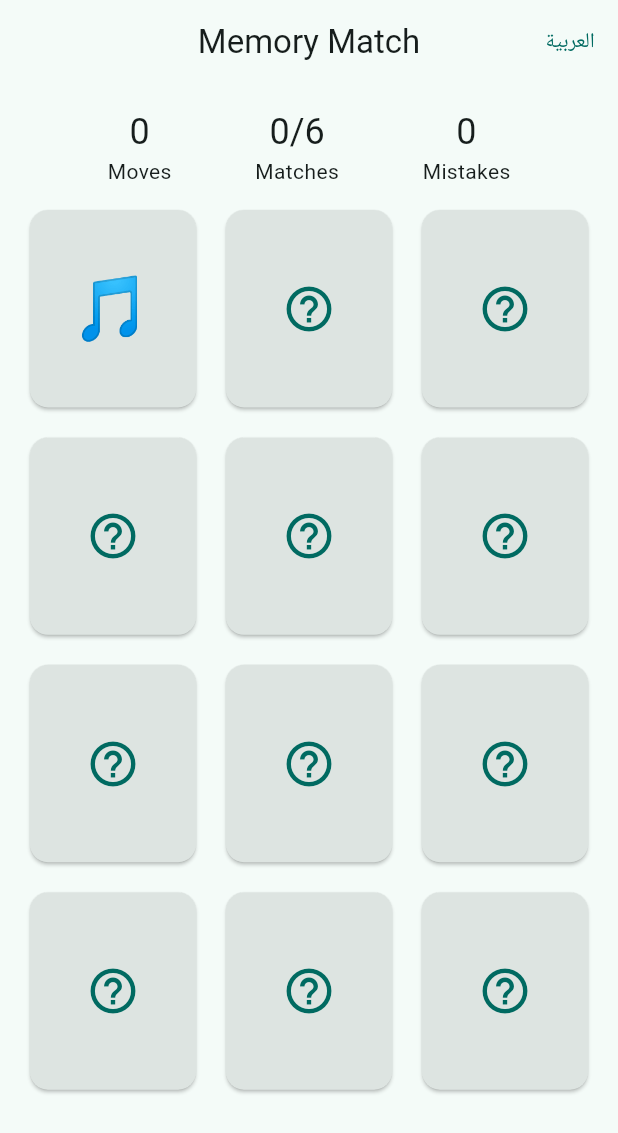
After one commit to samahsuwan122/NeuroBridge, a Flutter app: the MemoryMatchScreen screen opened by its route, after a tap on the "help outline" icon, on a phone screen of 412 x 824 dp. The commit adds this screen. Shown: the top 1133 px of the screen. Run offline on Flutter 3.47's test engine with Material 3 defaults, Android fonts, the phone set to English and light mode, and no system bars; our stand-ins replace dio, go_router; accounts and stored records are empty.

Commit message:
feat(mobile): add playable Memory Match game

```diff
--- a/mobile/lib/core/localization/app_localizations.dart
+++ b/mobile/lib/core/localization/app_localizations.dart
@@ -65,6 +65,16 @@ class AppLocalizations {
       'instructions': 'Instructions',
       'gameDetails': 'Game details',
       'gamePlayComingLater': 'Game play will be added in a later phase.',
+      'play': 'Play',
+      'moves': 'Moves',
+      'matches': 'Matches',
+      'mistakes': 'Mistakes',
+      'time': 'Time',
+      'wellDone': 'Well done!',
+      'playAgain': 'Play again',
+      'gameSummary': 'Game summary',
+      'performanceOnlyNote':
+          'This is a cognitive exercise. Scores reflect game performance only.',
     },
     'ar': {
       'appTitle': 'نيوروبريدج',
@@ -112,6 +122,15 @@ class AppLocalizations {
       'instructions': 'التعليمات',
       'gameDetails': 'تفاصيل اللعبة',
       'gamePlayComingLater': 'سيتم إضافة اللعب في مرحلة لاحقة.',
+      'play': 'العب',
+      'moves': 'الحركات',
+      'matches': 'المطابقات',
+      'mistakes': 'الأخطاء',
+      'time': 'الوقت',
+      'wellDone': 'أحسنت!',
+      'playAgain': 'العب مرة أخرى',
+      'gameSummary': 'ملخص اللعبة',
+      'performanceOnlyNote': 'هذا تمرين إدراكي. النتائج تعكس أداء اللعبة فقط.',
     },
   };
 
@@ -163,6 +182,15 @@ class AppLocalizations {
   String get instructions => _t('instructions');
   String get gameDetails => _t('gameDetails');
   String get gamePlayComingLater => _t('gamePlayComingLater');
+  String get play => _t('play');
+  String get moves => _t('moves');
+  String get matches => _t('matches');
+  String get mistakes => _t('mistakes');
+  String get time => _t('time');
+  String get wellDone => _t('wellDone');
+  String get playAgain => _t('playAgain');
+  String get gameSummary => _t('gameSummary');
+  String get performanceOnlyNote => _t('performanceOnlyNote');
 }
 
 class _AppLocalizationsDelegate
--- /dev/null
+++ b/mobile/lib/features/games/application/memory_match_controller.dart
@@ -0,0 +1,131 @@
+import 'dart:async';
+import 'dart:math';
+
+import 'package:flutter/foundation.dart';
+
+import '../data/memory_card.dart';
+
+/// Pure-Dart controller for the Memory Match cognitive exercise.
+///
+/// Fixed board: 6 pairs = 12 cards (4x3). Tracks game-performance metrics only
+/// (moves, mistakes, matched pairs, elapsed time) — no medical interpretation.
+///
+/// Deterministic when a [seed] is provided. Set [autoResolve] to false in tests
+/// to flip mismatched cards back manually via [resolveMismatch].
+class MemoryMatchController extends ChangeNotifier {
+  MemoryMatchController({
+    int? seed,
+    this.autoResolve = true,
+    this.mismatchDelay = const Duration(milliseconds: 800),
+  })  : _random = seed != null ? Random(seed) : Random() {
+    _init();
+  }
+
+  static const List<String> _symbols = ['🍎', '🌟', '🐶', '🌸', '⚽', '🎵'];
+
+  final Random _random;
+  final bool autoResolve;
+  final Duration mismatchDelay;
+
+  final Stopwatch _stopwatch = Stopwatch();
+  Timer? _timer;
+
+  late List<MemoryCard> _cards;
+  int _firstIndex = -1;
+  List<int>? _pending; // two mismatched indices awaiting flip-back
+
+  int moves = 0;
+  int mistakes = 0;
+  int matchedPairs = 0;
+  bool completed = false;
+
+  int get totalPairs => _symbols.length;
+  List<MemoryCard> get cards => List.unmodifiable(_cards);
+  bool get isBusy => _pending != null;
+  int get elapsedSeconds => _stopwatch.elapsed.inSeconds;
+
+  void _init() {
+    _timer?.cancel();
+    _timer = null;
+    _stopwatch
+      ..stop()
+      ..reset();
+    _firstIndex = -1;
+    _pending = null;
+    moves = 0;
+    mistakes = 0;
+    matchedPairs = 0;
+    completed = false;
+
+    final cards = <MemoryCard>[];
+    var id = 0;
+    for (final symbol in _symbols) {
+      cards.add(MemoryCard(id: id++, value: symbol));
+      cards.add(MemoryCard(id: id++, value: symbol));
+    }
+    cards.shuffle(_random);
+    _cards = cards;
+  }
+
+  void flip(int index) {
+    if (completed || _pending != null) return;
+    final card = _cards[index];
+    if (card.isMatched || card.isFaceUp) return;
+
+    if (!_stopwatch.isRunning) _stopwatch.start();
+    card.isFaceUp = true;
+
+    if (_firstIndex == -1) {
+      _firstIndex = index;
+      notifyListeners();
+      return;
+    }
+
+    // Second card of the attempt.
+    moves++;
+    final first = _cards[_firstIndex];
+    if (first.value == card.value) {
+      first.isMatched = true;
+      card.isMatched = true;
+      matchedPairs++;
+      _firstIndex = -1;
+      if (matchedPairs == totalPairs) {
+        completed = true;
+        _stopwatch.stop();
+      }
+      notifyListeners();
+    } else {
+      mistakes++;
+      _pending = [_firstIndex, index];
+      _firstIndex = -1;
+      notifyListeners();
+      if (autoResolve) {
+        _timer = Timer(mismatchDelay, resolveMismatch);
+      }
+    }
+  }
+
+  /// Flip the two mismatched cards back face-down.
+  void resolveMismatch() {
+    final pending = _pending;
+    if (pending == null) return;
+    for (final i in pending) {
+      final card = _cards[i];
+      if (!card.isMatched) card.isFaceUp = false;
+    }
+    _pending = null;
+    _timer = null;
+    notifyListeners();
+  }
+
+  void restart() {
+    _init();
+    notifyListeners();
+  }
+
+  @override
+  void dispose() {
+    _timer?.cancel();
+    super.dispose();
+  }
+}
--- /dev/null
+++ b/mobile/lib/features/games/data/memory_card.dart
@@ -0,0 +1,17 @@
+/// A single card in the Memory Match exercise.
+class MemoryCard {
+  MemoryCard({
+    required this.id,
+    required this.value,
+    this.isFaceUp = false,
+    this.isMatched = false,
+  });
+
+  final int id;
+
+  /// The visible face (an emoji/symbol). Two cards match when values are equal.
+  final String value;
+
+  bool isFaceUp;
+  bool isMatched;
+}
--- a/mobile/lib/features/games/presentation/game_details_screen.dart
+++ b/mobile/lib/features/games/presentation/game_details_screen.dart
@@ -1,11 +1,14 @@
 import 'package:flutter/material.dart';
+import 'package:go_router/go_router.dart';
 
 import '../../../core/localization/app_localizations.dart';
 import '../../../core/widgets/language_button.dart';
 import '../data/game_definition.dart';
 
-/// Placeholder game details. Shows metadata and a note that game play is added
-/// in a later phase. No game mechanics here.
+const _memoryMatchSlug = 'memory_match';
+
+/// Game details. For playable games (Memory Match) it shows a Play button;
+/// other games show a note that game play is added in a later phase.
 class GameDetailsScreen extends StatelessWidget {
   const GameDetailsScreen({super.key, this.game});
 
@@ -49,6 +52,16 @@ class GameDetailsScreen extends StatelessWidget {
                           Text(game.instructions!),
                         ],
                         const SizedBox(height: 24),
+                        if (game.slug == _memoryMatchSlug)
+                          FilledButton.icon(
+                            onPressed: () => context.go(
+                              '/games/play/memory-match',
+                              extra: game,
+                            ),
+                            icon: const Icon(Icons.play_arrow),
+                            label: Text(l10n.play),
+                          )
+                        else
                           Card(
                             child: Padding(
                               padding: const EdgeInsets.all(16),
@@ -56,7 +69,8 @@ class GameDetailsScreen extends StatelessWidget {
                                 children: [
                                   const Icon(Icons.info_outline),
                                   const SizedBox(width: 12),
-                                Expanded(child: Text(l10n.gamePlayComingLater)),
+                                  Expanded(
+                                      child: Text(l10n.gamePlayComingLater)),
                                 ],
                               ),
                             ),
--- /dev/null
+++ b/mobile/lib/features/games/presentation/memory_match_screen.dart
@@ -0,0 +1,190 @@
+import 'package:flutter/material.dart';
+
+import '../../../core/localization/app_localizations.dart';
+import '../../../core/widgets/language_button.dart';
+import '../application/memory_match_controller.dart';
+import '../data/game_definition.dart';
+import '../data/memory_card.dart';
+
+/// Playable Memory Match exercise (mobile). Play-only — results are not
+/// submitted to the backend, and scores are game performance only.
+class MemoryMatchScreen extends StatefulWidget {
+  const MemoryMatchScreen({super.key, this.game});
+
+  final GameDefinition? game;
+
+  @override
+  State<MemoryMatchScreen> createState() => _MemoryMatchScreenState();
+}
+
+class _MemoryMatchScreenState extends State<MemoryMatchScreen> {
+  final MemoryMatchController _controller = MemoryMatchController();
+
+  @override
+  void dispose() {
+    _controller.dispose();
+    super.dispose();
+  }
+
+  @override
+  Widget build(BuildContext context) {
+    final l10n = AppLocalizations.of(context);
+    return Scaffold(
+      appBar: AppBar(
+        title: Text(widget.game?.name ?? 'Memory Match'),
+        actions: const [LanguageButton()],
+      ),
+      body: SafeArea(
+        child: Center(
+          child: ConstrainedBox(
+            constraints: const BoxConstraints(maxWidth: 560),
+            child: AnimatedBuilder(
+              animation: _controller,
+              builder: (context, _) {
+                return Padding(
+                  padding: const EdgeInsets.all(16),
+                  child: Column(
+                    children: [
+                      _StatsRow(controller: _controller, l10n: l10n),
+                      const SizedBox(height: 12),
+                      if (_controller.completed) ...[
+                        _CompletionPanel(controller: _controller, l10n: l10n),
+                        const SizedBox(height: 12),
+                      ],
+                      Expanded(
+                        child: GridView.count(
+                          crossAxisCount: 3,
+                          mainAxisSpacing: 12,
+                          crossAxisSpacing: 12,
+                          childAspectRatio: 0.85,
+                          children: [
+                            for (var i = 0; i < _controller.cards.length; i++)
+                              _CardTile(
+                                card: _controller.cards[i],
+                                onTap: () => _controller.flip(i),
+                              ),
+                          ],
+                        ),
+                      ),
+                    ],
+                  ),
+                );
+              },
+            ),
+          ),
+        ),
+      ),
+    );
+  }
+}
+
+class _StatsRow extends StatelessWidget {
+  const _StatsRow({required this.controller, required this.l10n});
+
+  final MemoryMatchController controller;
+  final AppLocalizations l10n;
+
+  @override
+  Widget build(BuildContext context) {
+    return Row(
+      mainAxisAlignment: MainAxisAlignment.spaceEvenly,
+      children: [
+        _Stat(label: l10n.moves, value: '${controller.moves}'),
+        _Stat(
+          label: l10n.matches,
+          value: '${controller.matchedPairs}/${controller.totalPairs}',
+        ),
+        _Stat(label: l10n.mistakes, value: '${controller.mistakes}'),
+      ],
+    );
+  }
+}
+
+class _Stat extends StatelessWidget {
+  const _Stat({required this.label, required this.value});
+
+  final String label;
+  final String value;
+
+  @override
+  Widget build(BuildContext context) {
+    final theme = Theme.of(context);
+    return Column(
+      children: [
+        Text(value, style: theme.textTheme.headlineSmall),
+        Text(label, style: theme.textTheme.bodyMedium),
+      ],
+    );
+  }
+}
+
+class _CardTile extends StatelessWidget {
+  const _CardTile({required this.card, required this.onTap});
+
+  final MemoryCard card;
+  final VoidCallback onTap;
+
+  @override
+  Widget build(BuildContext context) {
+    final theme = Theme.of(context);
+    final revealed = card.isFaceUp || card.isMatched;
+    return GestureDetector(
+      onTap: onTap,
+      child: Card(
+        color: card.isMatched
+            ? theme.colorScheme.primaryContainer
+            : theme.colorScheme.surfaceContainerHighest,
+        child: Center(
+          child: revealed
+              ? Text(card.value, style: const TextStyle(fontSize: 40))
+              : Icon(
+                  Icons.help_outline,
+                  size: 36,
+                  color: theme.colorScheme.primary,
+                ),
+        ),
+      ),
+    );
+  }
+}
+
+class _CompletionPanel extends StatelessWidget {
+  const _CompletionPanel({required this.controller, required this.l10n});
+
+  final MemoryMatchController controller;
+  final AppLocalizations l10n;
+
+  @override
+  Widget build(BuildContext context) {
+    final theme = Theme.of(context);
+    return Card(
+      color: theme.colorScheme.secondaryContainer,
+      child: Padding(
+        padding: const EdgeInsets.all(16),
+        child: Column(
+          crossAxisAlignment: CrossAxisAlignment.start,
+          children: [
+            Text(l10n.wellDone, style: theme.textTheme.titleLarge),
+            const SizedBox(height: 8),
+            Text(l10n.gameSummary, style: theme.textTheme.titleMedium),
+            const SizedBox(height: 4),
+            Text('${l10n.moves}: ${controller.moves}'),
+            Text('${l10n.mistakes}: ${controller.mistakes}'),
+            Text('${l10n.time}: ${controller.elapsedSeconds}s'),
+            const SizedBox(height: 8),
+            Text(
+              l10n.performanceOnlyNote,
+              style: theme.textTheme.bodySmall,
+            ),
+            const SizedBox(height: 12),
+            FilledButton.icon(
+              onPressed: controller.restart,
+              icon: const Icon(Icons.refresh),
+              label: Text(l10n.playAgain),
+            ),
+          ],
+        ),
+      ),
+    );
+  }
+}
--- a/mobile/lib/routes/app_router.dart
+++ b/mobile/lib/routes/app_router.dart
@@ -5,6 +5,7 @@ import '../features/auth/presentation/login_screen.dart';
 import '../features/games/data/game_definition.dart';
 import '../features/games/presentation/game_details_screen.dart';
 import '../features/games/presentation/games_screen.dart';
+import '../features/games/presentation/memory_match_screen.dart';
 import '../features/home/presentation/home_screen.dart';
 
 /// Builds the app router. It refreshes when auth state changes and redirects
@@ -38,6 +39,11 @@ GoRouter createRouter(AuthController auth) {
         builder: (context, state) =>
             GameDetailsScreen(game: state.extra as GameDefinition?),
       ),
+      GoRoute(
+        path: '/games/play/memory-match',
+        builder: (context, state) =>
+            MemoryMatchScreen(game: state.extra as GameDefinition?),
+      ),
     ],
   );
 }
```
Also changed, not shown: 3 other files. Lines whose indentation alone changed are shown as unchanged.
